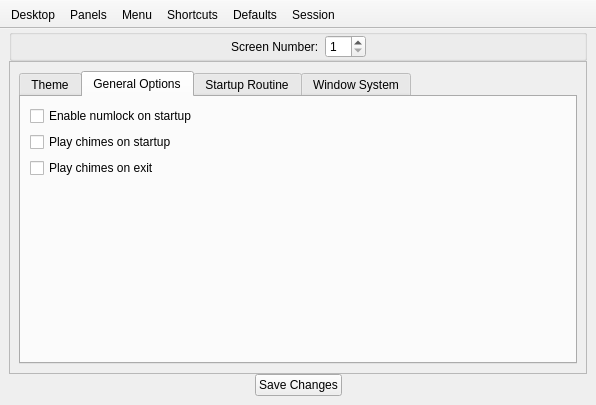
The window that lumina-config/mainUI.ui (lumina-desktop/lumina) describes before a commit, drawn with Qt 5.
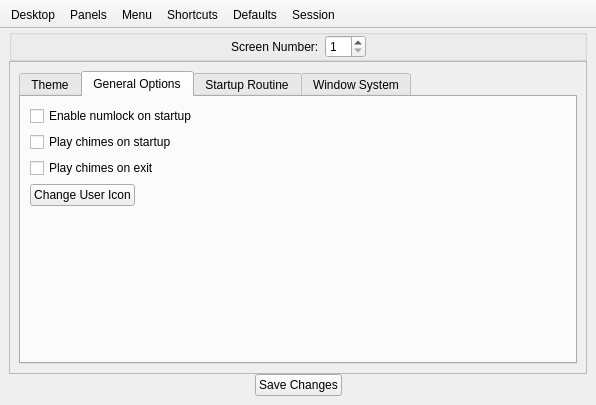
The same window after the commit. The open tabs and pages were chosen to show the change.

Commit message: Add the ability to change the user's icon via session->general options (will also change the icon in PCDM if the home directory is not encrypted with PEFS).

```diff
--- a/lumina-config/mainUI.ui
+++ b/lumina-config/mainUI.ui
@@ -1367,6 +1367,36 @@
               </property>
              </widget>
             </item>
+            <item>
+             <layout class="QHBoxLayout" name="horizontalLayout_14">
+              <item>
+               <widget class="QPushButton" name="push_session_setUserIcon">
+                <property name="text">
+                 <string>Change User Icon</string>
+                </property>
+                <property name="iconSize">
+                 <size>
+                  <width>32</width>
+                  <height>32</height>
+                 </size>
+                </property>
+               </widget>
+              </item>
+              <item>
+               <spacer name="horizontalSpacer_16">
+                <property name="orientation">
+                 <enum>Qt::Horizontal</enum>
+                </property>
+                <property name="sizeHint" stdset="0">
+                 <size>
+                  <width>40</width>
+                  <height>20</height>
+                 </size>
+                </property>
+               </spacer>
+              </item>
+             </layout>
+            </item>
             <item>
              <spacer name="verticalSpacer_2">
               <property name="orientation">
```
Left out of the diff: 16 changed lines with no effect on the pictures. The commit also changes 2 other files.
